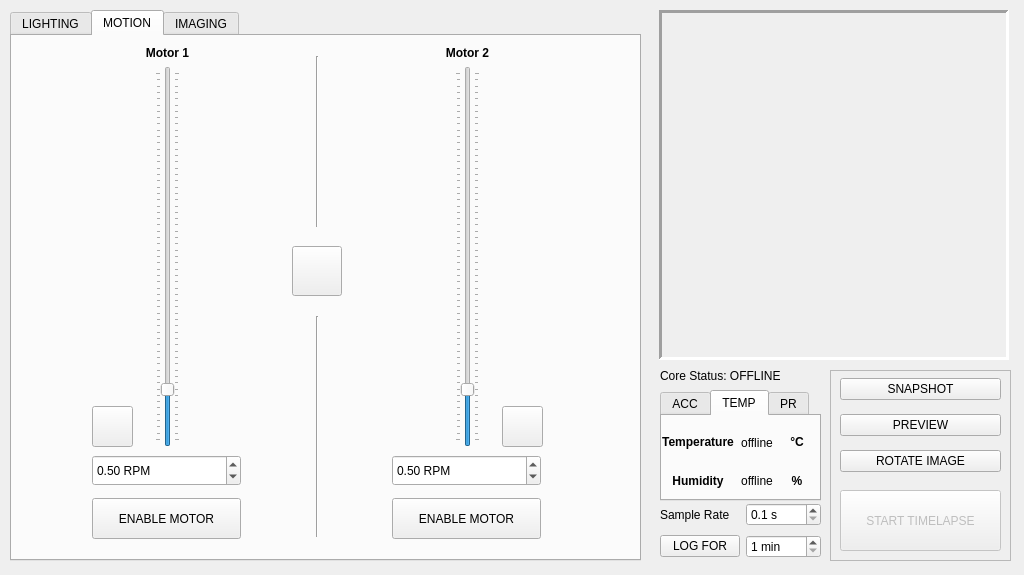
CoCl-Jerry/SciSpin_Max_Dev, file _ui/Clinostat.ui: the form before one commit.
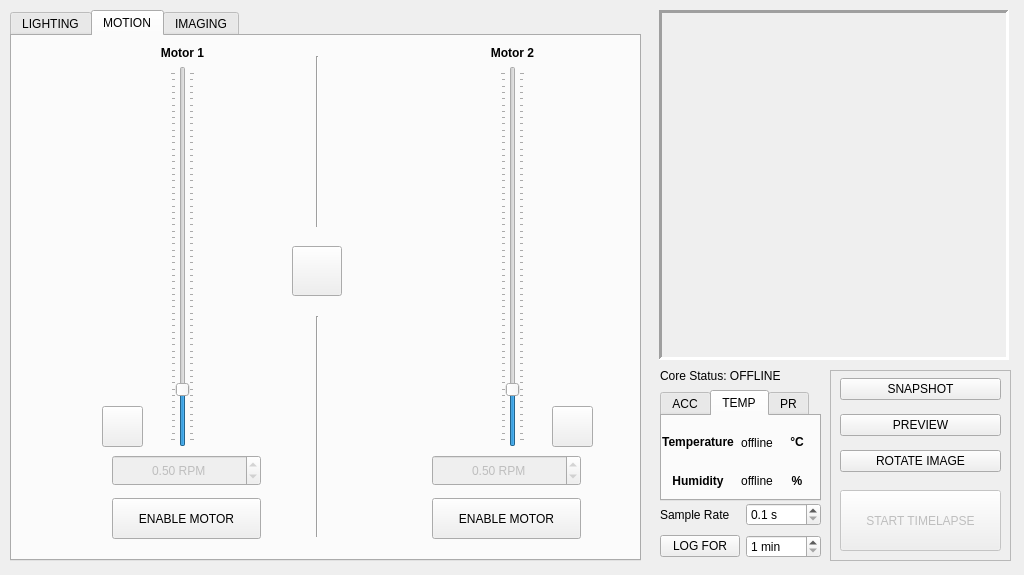
The form after the commit. Icons and pictures are not drawn.

```diff
--- a/_ui/Clinostat.ui
+++ b/_ui/Clinostat.ui
@@ -487,7 +487,7 @@
      <widget class="QPushButton" name="frameReverse_pushButton">
       <property name="geometry">
        <rect>
-        <x>80</x>
+        <x>90</x>
         <y>370</y>
         <width>41</width>
         <height>41</height>
@@ -542,7 +542,7 @@
      <widget class="QPushButton" name="coreReverse_pushButton">
       <property name="geometry">
        <rect>
-        <x>490</x>
+        <x>540</x>
         <y>370</y>
         <width>41</width>
         <height>41</height>
@@ -570,7 +570,7 @@
        <rect>
         <x>130</x>
         <y>10</y>
-        <width>51</width>
+        <width>81</width>
         <height>401</height>
        </rect>
       </property>
@@ -621,9 +621,9 @@
      <widget class="QWidget" name="verticalLayoutWidget_8">
       <property name="geometry">
        <rect>
-        <x>430</x>
+        <x>460</x>
         <y>10</y>
-        <width>51</width>
+        <width>81</width>
         <height>401</height>
        </rect>
       </property>
@@ -674,7 +674,7 @@
      <widget class="QPushButton" name="frameErgz_pushButton">
       <property name="geometry">
        <rect>
-        <x>80</x>
+        <x>100</x>
         <y>462</y>
         <width>149</width>
         <height>41</height>
@@ -688,14 +688,20 @@
       </property>
      </widget>
      <widget class="QDoubleSpinBox" name="frame_spinBox">
+      <property name="enabled">
+       <bool>false</bool>
+      </property>
       <property name="geometry">
        <rect>
-        <x>80</x>
+        <x>100</x>
         <y>419</y>
         <width>149</width>
         <height>31</height>
        </rect>
       </property>
+      <property name="alignment">
+       <set>Qt::AlignCenter</set>
+      </property>
       <property name="readOnly">
        <bool>false</bool>
       </property>
@@ -719,14 +725,20 @@
       </property>
      </widget>
      <widget class="QDoubleSpinBox" name="core_spinBox">
+      <property name="enabled">
+       <bool>false</bool>
+      </property>
       <property name="geometry">
        <rect>
-        <x>380</x>
+        <x>420</x>
         <y>419</y>
         <width>149</width>
         <height>31</height>
        </rect>
       </property>
+      <property name="alignment">
+       <set>Qt::AlignCenter</set>
+      </property>
       <property name="suffix">
        <string> RPM</string>
       </property>
@@ -749,7 +761,7 @@
      <widget class="QPushButton" name="coreErgz_pushButton">
       <property name="geometry">
        <rect>
-        <x>380</x>
+        <x>420</x>
         <y>462</y>
         <width>149</width>
         <height>41</height>
```
